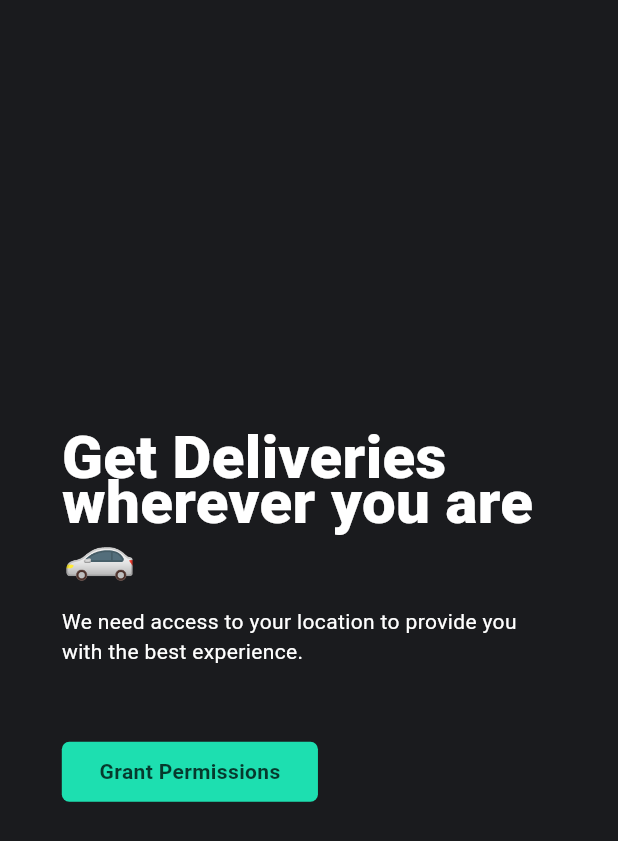
After one commit to FilledStacks/testsweets-example, a Flutter app: the MediaPermissionsView screen opened by its route, on a phone screen of 412 x 824 dp. The commit adds this screen. Shown: the top 841 px of the screen. Run offline on Flutter 3.47's test engine with Material 3 defaults, Android fonts, the phone set to English and light mode, and no system bars; our stand-ins replace email_validator, flutter_hooks, logger, permission_handler, stacked, stacked_services and 1 more.

Commit message:
Adds permission request screen

```diff
--- a/lib/app/app.locator.dart
+++ b/lib/app/app.locator.dart
@@ -8,6 +8,8 @@
 
 import 'package:stacked_services/src/navigation/navigation_service.dart';
 import 'package:stacked_shared/stacked_shared.dart';
+
+import '../services/permission_service.dart';
 
 final locator = StackedLocator.instance;
 
@@ -21,4 +23,5 @@ Future<void> setupLocator({
 
 // Register dependencies
   locator.registerLazySingleton(() => NavigationService());
+  locator.registerLazySingleton(() => PermissionService());
 }
--- /dev/null
+++ b/lib/services/permission_service.dart
@@ -0,0 +1,10 @@
+import 'package:permission_handler/permission_handler.dart';
+
+class PermissionService {
+  Future<void> requestLocationPermissions() async {
+    var status = await Permission.location.status;
+    if (status.isDenied) {
+      await Permission.location.request();
+    }
+  }
+}
--- a/lib/ui/views/login/login_viewmodel.dart
+++ b/lib/ui/views/login/login_viewmodel.dart
@@ -30,7 +30,7 @@ class LoginViewModel extends BaseViewModel {
 
     await runBusyFuture(Future.delayed(const Duration(seconds: 3)));
 
-    await _navigationService.replaceWith(Routes.mainView);
+    await _navigationService.replaceWithMediaPermissionsView();
   }
 
   bool _validateDetails(String userName, String passoword) {
--- /dev/null
+++ b/lib/ui/views/media_permissions/media_permissions_view.dart
@@ -0,0 +1,57 @@
+import 'package:example/ui/shared/app_colors.dart';
+import 'package:example/ui/shared/ui_helpers.dart';
+import 'package:example/ui/widgets/dumb_widgets/app_button.dart';
+import 'package:flutter/material.dart';
+import 'package:stacked/stacked.dart';
+
+import 'media_permissions_viewmodel.dart';
+
+class MediaPermissionsView extends StackedView<MediaPermissionsViewModel> {
+  const MediaPermissionsView({Key? key}) : super(key: key);
+
+  @override
+  Widget builder(
+    BuildContext context,
+    MediaPermissionsViewModel viewModel,
+    Widget? child,
+  ) {
+    return Scaffold(
+      backgroundColor: kcDarkGreyColor,
+      body: Center(
+        child: Padding(
+          padding: EdgeInsets.symmetric(
+              horizontal: getResponsiveHorizontalSpaceMedium(context)),
+          child: Column(
+            mainAxisSize: MainAxisSize.min,
+            crossAxisAlignment: CrossAxisAlignment.start,
+            children: <Widget>[
+              Text(
+                'Get Deliveries wherever you are 🚗',
+                style: TextStyle(
+                  fontSize: 40.0,
+                  fontWeight: FontWeight.w800,
+                  height: 0.75,
+                ),
+              ),
+              verticalSpaceMedium,
+              Text(
+                'We need access to your location to provide you with the best experience.',
+              ),
+              verticalSpaceLarge,
+              AppButton(
+                title: 'Grant Permissions',
+                onPressed: viewModel.requestPermission,
+              ),
+            ],
+          ),
+        ),
+      ),
+    );
+  }
+
+  @override
+  MediaPermissionsViewModel viewModelBuilder(
+    BuildContext context,
+  ) =>
+      MediaPermissionsViewModel();
+}
--- /dev/null
+++ b/lib/ui/views/media_permissions/media_permissions_viewmodel.dart
@@ -0,0 +1,15 @@
+import 'package:example/app/app.locator.dart';
+import 'package:example/app/app.router.dart';
+import 'package:example/services/permission_service.dart';
+import 'package:stacked/stacked.dart';
+import 'package:stacked_services/stacked_services.dart';
+
+class MediaPermissionsViewModel extends BaseViewModel {
+  final _permissionService = locator<PermissionService>();
+  final _navigationService = locator<NavigationService>();
+
+  Future<void> requestPermission() async {
+    await _permissionService.requestLocationPermissions();
+    await _navigationService.replaceWithMainView();
+  }
+}
```
Also changed, not shown: lib/app/app.dart (+7 -0 lines), lib/app/app.router.dart (+49 -6 lines), pubspec.yaml (+7 -3 lines), pubspec.lock, 5 other files.
